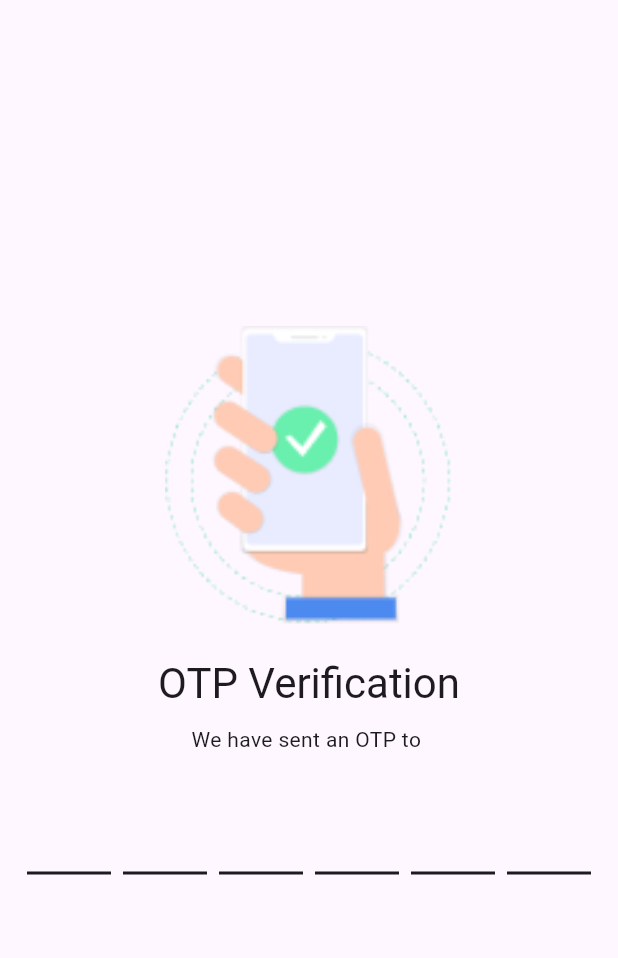
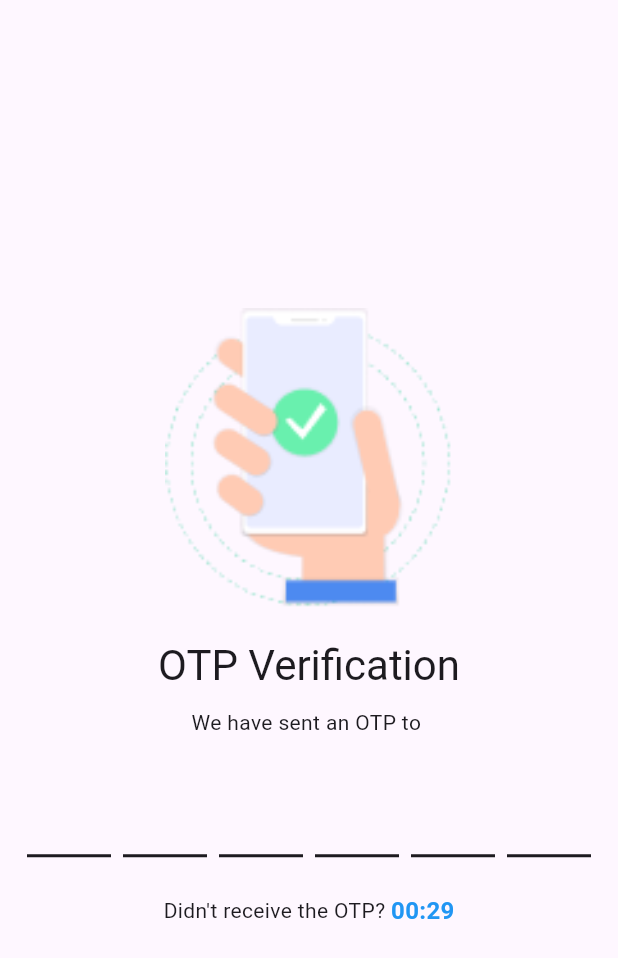
Before and after one commit to Ibrahim-404/Chatter, a Flutter app: the OtpScreen screen opened directly with empty values, on a phone screen of 412 x 824 dp. Shown: the top 958 px of the screen. Run offline on Flutter 3.47's test engine with Material 3 defaults, Android fonts, the phone set to English and light mode, and no system bars; drawn by our look-alikes of pinput; our stand-ins replace bloc, country_code_picker, dartz, equatable, firebase_auth, firebase_core and 5 more; missing offline and left inert: phone_numbers_parser; accounts and stored records are empty; generated files the repository leaves out were written again.

```diff
--- a/lib/feature/Authentication/data/repository/Auth_Repo_dataLayer.dart
+++ b/lib/feature/Authentication/data/repository/Auth_Repo_dataLayer.dart
@@ -41,6 +41,7 @@ class AuthRepoDataLayer implements AuthRepo {
           }
         },
         codeAutoRetrievalTimeout: (String verificationId) {
+
           logger.w(" Auto retrieval timeout. verificationId: $verificationId");
         },
       );
--- a/lib/feature/Authentication/domain/repository/domain_auth_repo.dart
+++ b/lib/feature/Authentication/domain/repository/domain_auth_repo.dart
@@ -3,8 +3,6 @@ import 'package:dartz/dartz.dart';
 
 abstract class AuthRepo {
   Future<Either<Failure, String>> sendOtp(String phoneNumber, String dialCode);
-  Future<Either<Failure, void>> verifyOtp(
-    String smsCode,
-  );
+  Future<Either<Failure, void>> verifyOtp(String smsCode);
   Future<Either<Failure, void>> signOut();
 }
--- /dev/null
+++ b/lib/feature/Authentication/presentation/manager/signout_bloc/timer_cubit.dart
@@ -0,0 +1,19 @@
+import 'package:flutter_bloc/flutter_bloc.dart';
+import 'dart:async';
+
+class TimerCubit extends Cubit<int> {
+  TimerCubit(this.initialTime) : super(initialTime);
+  final int initialTime;
+  Timer? _timer;
+  void startTimer() {
+    _timer?.cancel();
+    emit(initialTime);
+    _timer = Timer.periodic(Duration(seconds: 1), (timer) {
+      if (state == 0) {
+        timer.cancel();
+      } else {
+        emit(state - 1);
+      }
+    });
+  }
+}
--- a/lib/feature/Authentication/presentation/pages/otp_screen.dart
+++ b/lib/feature/Authentication/presentation/pages/otp_screen.dart
@@ -1,14 +1,18 @@
+// ignore_for_file: public_member_api_docs, sort_constructors_first
+import 'package:chatter/feature/Authentication/presentation/manager/signout_bloc/timer_cubit.dart';
+import 'package:chatter/feature/Authentication/presentation/pages/widget/custom_timer.dart';
+import 'package:flutter/material.dart';
+import 'package:flutter_bloc/flutter_bloc.dart';
 import 'package:chatter/core/constants/assets.dart';
 import 'package:chatter/core/widget/custom_notification_widget.dart';
 import 'package:chatter/feature/Authentication/presentation/manager/auht_bloc/bloc/send_varify_bloc.dart';
 import 'package:chatter/feature/Authentication/presentation/pages/widget/OtpInputField.dart';
-import 'package:chatter/feature/injection_container.dart';
-import 'package:flutter/material.dart';
-import 'package:flutter_bloc/flutter_bloc.dart';
 
 class OtpScreen extends StatefulWidget {
-  String phoneNumber;
-  OtpScreen({super.key, required this.phoneNumber});
+  final String phoneNumber;
+  final String dialCode;
+
+  OtpScreen({super.key, required this.phoneNumber, required this.dialCode});
 
   @override
   State<OtpScreen> createState() => _OtpScreenState();
@@ -17,8 +21,9 @@ class OtpScreen extends StatefulWidget {
 class _OtpScreenState extends State<OtpScreen> {
   @override
   Widget build(BuildContext context) {
-    return Scaffold(
-      body: Column(
+    return  Scaffold(
+      body:
+         Column(
           mainAxisAlignment: MainAxisAlignment.center,
           children: [
             OtpImage(),
@@ -30,18 +35,16 @@ class _OtpScreenState extends State<OtpScreen> {
             const SizedBox(height: 10),
             CustomRichTextEnterOtp(phoneNumber: widget.phoneNumber),
             const SizedBox(height: 24),
-          Center(
-            child: BlocProvider(
-              create: (context) => SendVarifyBloc(authRepo: sl()),
-              child: OtpTextField(),
-            ),
-          ),
+            Center(child: OtpTextField()),
             const SizedBox(height: 24),
+            ResendOtpWithTimer(phoneNumber: widget.phoneNumber, dialCode: widget.dialCode),
           ],
         ),
+
     );
   }
 }
+
 
 class OtpImage extends StatelessWidget {
   const OtpImage({super.key});
@@ -61,7 +64,7 @@ class OtpImage extends StatelessWidget {
 }
 
 class CustomRichTextEnterOtp extends StatelessWidget {
-  String phoneNumber = "+1 234 567 8901";
+  final String phoneNumber ;
   CustomRichTextEnterOtp({super.key, required this.phoneNumber});
 
   @override
@@ -82,7 +85,6 @@ class CustomRichTextEnterOtp extends StatelessWidget {
     );
   }
 }
-
 class ResendOtp extends StatelessWidget {
   const ResendOtp({super.key});
 
@@ -115,3 +117,52 @@ class ResendOtp extends StatelessWidget {
     );
   }
 }
+class ResendOtpWithTimer extends StatelessWidget {
+  final String phoneNumber;
+  final String dialCode;
+
+  const ResendOtpWithTimer({Key? key, required this.phoneNumber, required this.dialCode})
+    : super(key: key);
+  @override
+  Widget build(BuildContext context) {
+    return BlocBuilder<SendVarifyBloc, SendVarifyState>(
+      builder: (context, state) {
+        return Row(
+          mainAxisAlignment: MainAxisAlignment.center,
+          children: [
+            Text(
+              "Didn't receive the OTP? ",
+              style: Theme.of(context).textTheme.bodyMedium,
+            ),
+            AnimatedSwitcher(
+              duration: Duration(milliseconds: 300),
+              child:
+                  state is SendSuccess
+                      ? TextButton(
+                        onPressed: () {
+                          context.read<SendVarifyBloc>().add(
+                            SendOtpEvent(
+                              phoneNumber: phoneNumber,
+                              dialCode: dialCode,
+                            ),
+                          );
+                          context.read<TimerCubit>().startTimer();
+                        },
+                        child: Text(
+                          "Resend OTP",
+                          style: Theme.of(
+                            context,
+                          ).textTheme.bodyMedium?.copyWith(
+                            color: Theme.of(context).colorScheme.primary,
+                            fontWeight: FontWeight.bold,
+                          ),
+                        ),
+                      )
+                      : CustomTimer(),
+            ),
+          ],
+        );
+      },
+    );
+  }
+}
--- /dev/null
+++ b/lib/feature/Authentication/presentation/pages/widget/custom_timer.dart
@@ -0,0 +1,31 @@
+import 'dart:async';
+
+import 'package:chatter/feature/Authentication/presentation/manager/signout_bloc/timer_cubit.dart';
+import 'package:flutter/material.dart';
+import 'package:flutter_bloc/flutter_bloc.dart';
+
+class CustomTimer extends StatelessWidget {
+  const CustomTimer({super.key});
+
+  String formatTime(int seconds) {
+    final minutes = (seconds ~/ 60).toString().padLeft(2, '0');
+    final secs = (seconds % 60).toString().padLeft(2, '0');
+    return "$minutes:$secs";
+  }
+
+  @override
+  Widget build(BuildContext context) {
+    return BlocBuilder<TimerCubit, int>(
+      builder: (context, state) {
+        return Text(
+          formatTime(state),
+          style: const TextStyle(
+            fontSize: 16,
+            fontWeight: FontWeight.bold,
+            color: Colors.blue,
+          ),
+        );
+      },
+    );
+  }
+}
```
Also changed, not shown: lib/core/routes/routes_setting.dart (+5 -2 lines), lib/feature/Authentication/presentation/pages/OtpScreenWrapper .dart (added, +28 -0 lines), lib/feature/Authentication/presentation/pages/widget/OtpInputField.dart (+4 -8 lines), lib/feature/Authentication/presentation/pages/widget/custom_BottomSheet.dart (+5 -2 lines). Lines whose indentation alone changed are shown as unchanged.
